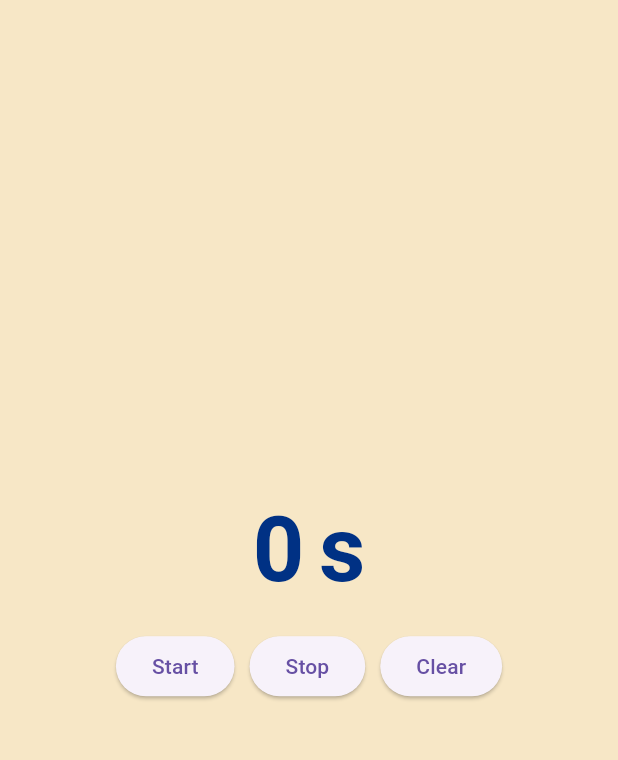
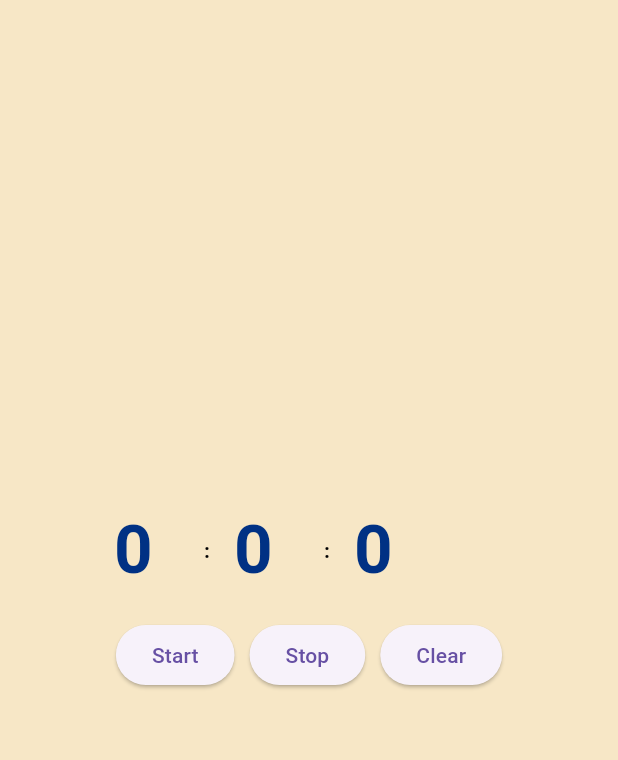
Before and after one commit to komvik/timer_app, a Flutter app: the screen it shows after launch, on a phone screen of 412 x 824 dp, the part 59-819 px from its top. Run offline on Flutter 3.47's test engine with Material 3 defaults, Android fonts, the phone set to English and light mode, and no system bars.

Commit message:
Milisec. Sec. and Min. function completed. need to fix the screen twitching error

```diff
--- a/lib/config/theme.dart
+++ b/lib/config/theme.dart
@@ -18,4 +18,11 @@ ThemeData myTheme = ThemeData(
       fontSize: 22,
       color: Colors.black,
       fontWeight: FontWeight.bold,
-        )));
+    ),
+    titleSmall: TextStyle(
+      fontSize: 14,
+      color: Colors.black,
+      fontWeight: FontWeight.bold,
+    ),
+  ),
+);
--- a/lib/feature/screen/general_screen_timer.dart
+++ b/lib/feature/screen/general_screen_timer.dart
@@ -10,15 +10,29 @@ class GeneralScreenTimer extends StatefulWidget {
 }
 
 class _GeneralScreenTimerState extends State<GeneralScreenTimer> {
-  int _iTimer = 0;
+  int _iMilisec = 0;
+  int _iSec = 0;
+  int _iMin = 0;
+  List<int> _iTimer = [0, 0, 0];
   bool counterStart = true;
 
   void runCounter(int iCounter) async {
     while (counterStart == true) {
-      await Future.delayed(const Duration(seconds: 1), () => iCounter++);
+      await Future.delayed(const Duration(milliseconds: 1), () => iCounter++);
+      _iMilisec = iCounter;
+      if (_iMilisec > 1000) {
+        iCounter = 0;
+        _iSec++;
+        if (_iSec > 60) {
+          _iSec = 0;
+          _iMin++;
+        }
+      }
       if (counterStart) {
         setState(() {
-          _iTimer = iCounter;
+          _iTimer[0] = _iMilisec;
+          _iTimer[1] = _iSec;
+          _iTimer[2] = _iMin;
         });
       }
     }
@@ -32,14 +46,18 @@ class _GeneralScreenTimerState extends State<GeneralScreenTimer> {
   }
 
   Future<void> stopCounter() async {
-    Future.delayed(const Duration(seconds: 1), () => counterStart = false);
+    Future.delayed(
+        const Duration(milliseconds: 200), () => counterStart = false);
     setState(() {
       counterStart = false;
     });
   }
 
   void clearCounter() {
-    _iTimer = 0;
+    _iTimer = [0, 0, 0];
+    _iMilisec = 0;
+    _iSec = 0;
+    _iMin = 0;
   }
 
   @override
@@ -52,14 +70,44 @@ class _GeneralScreenTimerState extends State<GeneralScreenTimer> {
             mainAxisAlignment: MainAxisAlignment.center,
             crossAxisAlignment: CrossAxisAlignment.end,
             children: [
-              Text(
-                "$_iTimer",
-                style: Theme.of(context).textTheme.displayLarge,
-              ),
-              const SizedBox(width: 10),
-              Text(
-                's',
-                style: Theme.of(context).textTheme.displayLarge,
+              Row(
+                children: [
+                  SizedBox(
+                    width: 60,
+                    child: Text(
+                      "${_iTimer[2]}",
+                      style: Theme.of(context).textTheme.displayMedium,
+                    ),
+                  ),
+                  SizedBox(
+                    width: 20,
+                    child: Text(
+                      ":",
+                      style: Theme.of(context).textTheme.titleSmall,
+                    ),
+                  ),
+                  SizedBox(
+                    width: 60,
+                    child: Text(
+                      "${_iTimer[1]}",
+                      style: Theme.of(context).textTheme.displayMedium,
+                    ),
+                  ),
+                  SizedBox(
+                    width: 20,
+                    child: Text(
+                      ":",
+                      style: Theme.of(context).textTheme.titleSmall,
+                    ),
+                  ),
+                  SizedBox(
+                    width: 100,
+                    child: Text(
+                      "${_iTimer[0]}",
+                      style: Theme.of(context).textTheme.displayMedium,
+                    ),
+                  ),
+                ],
               ),
             ],
           ),
@@ -69,7 +117,7 @@ class _GeneralScreenTimerState extends State<GeneralScreenTimer> {
             children: [
               ElevatedButton(
                 onPressed: () {
-                  startCounter(_iTimer);
+                  startCounter(_iTimer[0]);
                   // ScaffoldMessenger.of(context).showSnackBar(const SnackBar(
                   //     duration: Duration(milliseconds: 500),
                   //     content: Text("Start")));
```
Lines whose indentation alone changed are shown as unchanged.
